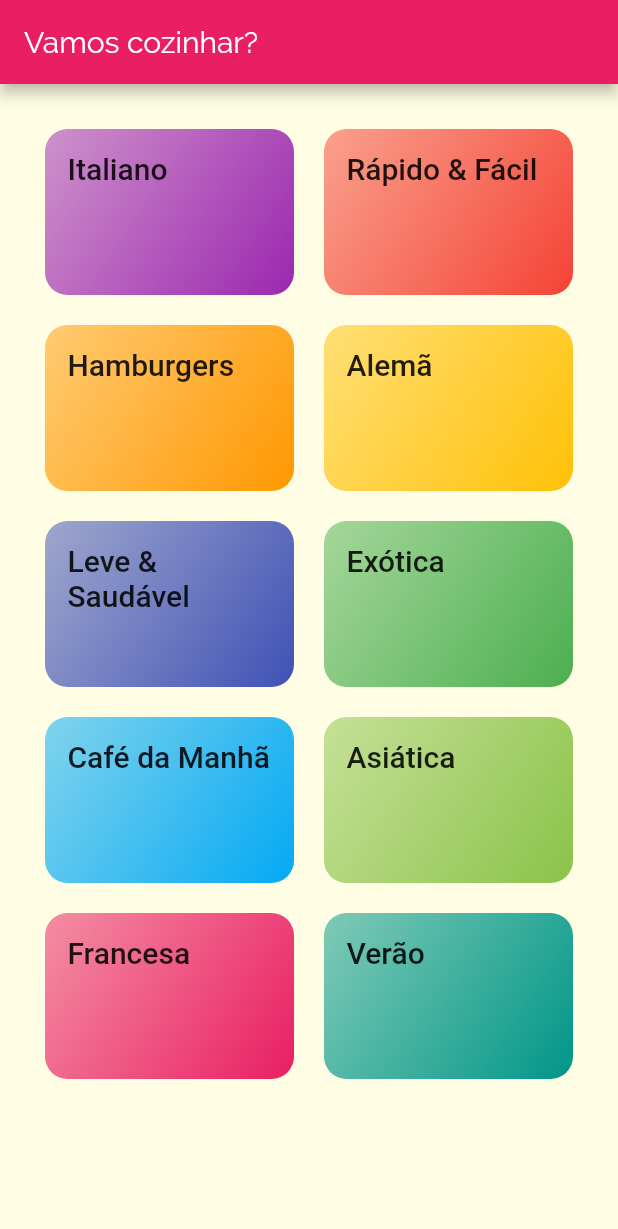
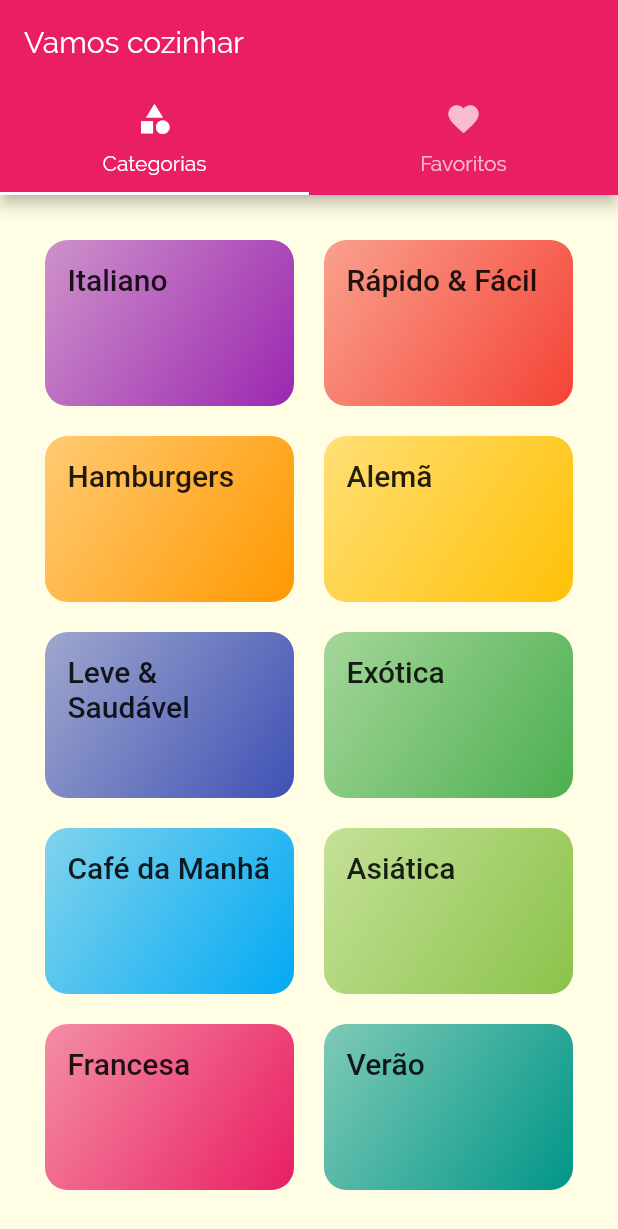
Before and after one commit to pcesarofc/recipeapp, a Flutter app: the screen it shows after launch, on a phone screen of 412 x 824 dp. Shown: the top 1229 px of the screen. Run offline on Flutter 3.47's test engine with Material 2 defaults, Android fonts, the phone set to English and light mode, and no system bars; Roboto replaces fonts that are missing (RobotoCondensed).

Commit message:
Adicionado Tabs Screen

```diff
--- a/lib/main.dart
+++ b/lib/main.dart
@@ -3,6 +3,7 @@ import 'screens/categories_screens.dart';
 import 'screens/categories_meals_screen.dart';
 import 'utils/app_routes.dart';
 import 'screens/meal_detail_screen.dart';
+import 'screens/tabs_screen.dart';
 
 void main() {
   runApp(const MyApp());
@@ -25,7 +26,7 @@ class MyApp extends StatelessWidget {
             )),
       ),
       routes: {
-        AppRoutes.HOME: (ctx) => const CategoriesScreen(),
+        AppRoutes.HOME: (ctx) => const TabScreen(),
         AppRoutes.CATEGORIES_MEALS: (ctx) => const CategoriesMealsScreen(),
         AppRoutes.MEAL_DETAILS: (ctx) => const MealDetailScreen(),
       },
--- a/lib/screens/categories_screens.dart
+++ b/lib/screens/categories_screens.dart
@@ -7,11 +7,7 @@ class CategoriesScreen extends StatelessWidget {
 
   @override
   Widget build(BuildContext context) {
-    return Scaffold(
-      appBar: AppBar(
-        title: const Text('Vamos cozinhar?'),
-      ),
-      body: GridView(
+    return GridView(
         padding: const EdgeInsets.all(30),
         gridDelegate: const SliverGridDelegateWithMaxCrossAxisExtent(
           maxCrossAxisExtent: 200,
@@ -22,7 +18,6 @@ class CategoriesScreen extends StatelessWidget {
         children: DUMMY_CATEGORIES.map((cat) {
           return CategoryItem(cat);
         }).toList(),
-      ),
-    );
+      );
   }
 }
--- /dev/null
+++ b/lib/screens/favorite_screen.dart
@@ -0,0 +1,12 @@
+import 'package:flutter/material.dart';
+
+class FavoriteScreen extends StatelessWidget {
+  const FavoriteScreen({ Key? key }) : super(key: key);
+
+  @override
+  Widget build(BuildContext context) {
+    return const Center(
+      child: Text('Minhas refeições favoritas'),
+    );
+  }
+}
--- /dev/null
+++ b/lib/screens/tabs_screen.dart
@@ -0,0 +1,37 @@
+import 'package:flutter/material.dart';
+import 'categories_screens.dart';
+import 'favorite_screen.dart';
+
+class TabScreen extends StatelessWidget {
+  const TabScreen({Key? key}) : super(key: key);
+
+  @override
+  Widget build(BuildContext context) {
+    return DefaultTabController(
+      length: 2,
+      child: Scaffold(
+        appBar: AppBar(
+          title: const Text('Vamos cozinhar'),
+          bottom: const TabBar(
+            tabs: [
+              Tab(
+                icon: Icon(Icons.category),
+                text: 'Categorias',
+              ),
+              Tab(
+                icon: Icon(Icons.favorite),
+                text: 'Favoritos',
+              ),
+            ],
+          ),
+        ),
+        body: const TabBarView(
+          children: [
+            CategoriesScreen(),
+            FavoriteScreen(),
+          ],
+        ),
+      ),
+    );
+  }
+}
```
